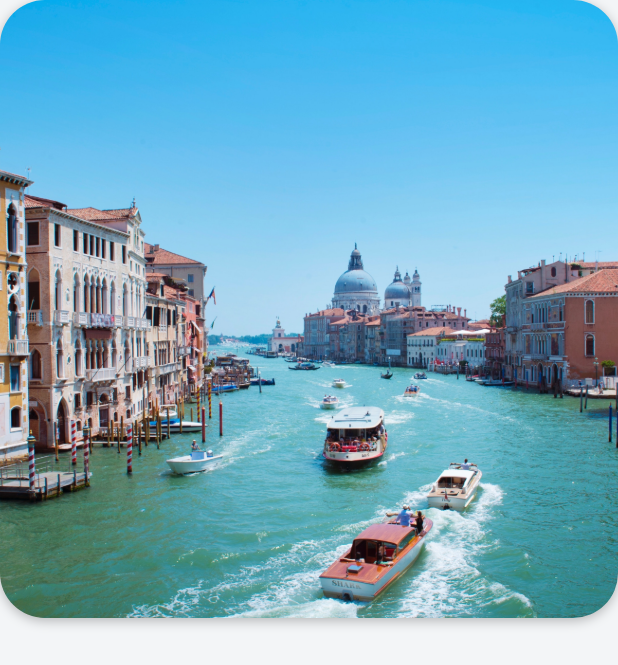
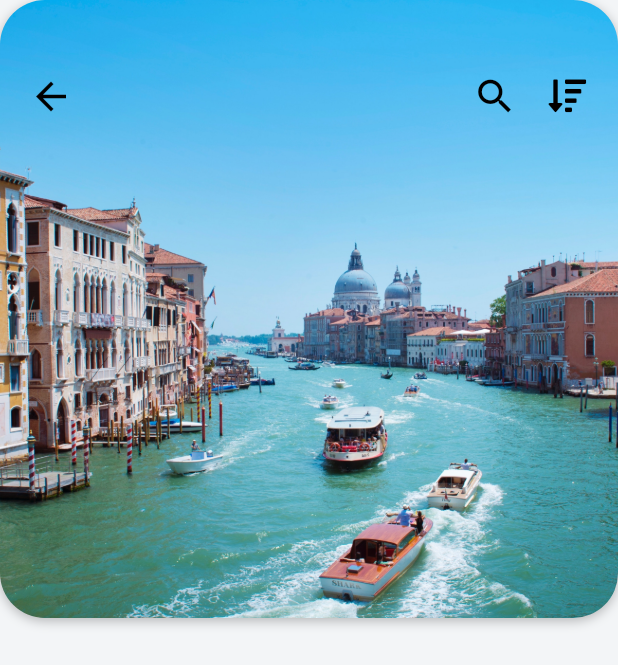
Before and after one commit to DaminduSandaruwan/Travel_UI, a Flutter app: the screen it shows after launch, after a tap on an icon or button, on a phone screen of 412 x 824 dp. Shown: the top 665 px of the screen. Run offline on Flutter 3.47's test engine with Material 2 defaults, Android fonts, the phone set to English and light mode, and no system bars; our stand-ins replace font_awesome_flutter; network calls fail.

Commit message:
add top icons

```diff
--- a/lib/screens/destination_screen.dart
+++ b/lib/screens/destination_screen.dart
@@ -1,4 +1,5 @@
 import 'package:flutter/material.dart';
+import 'package:font_awesome_flutter/font_awesome_flutter.dart';
 import 'package:travel_place/models/destination_model.dart';
 
 class DestinationScreen extends StatefulWidget {
@@ -41,6 +42,36 @@ class _DestinationScreenState extends State<DestinationScreen> {
                   ),
                ),
               ),
+              Padding(
+                padding: EdgeInsets.symmetric(horizontal:10, vertical:40.0),
+                child: Row(
+                  mainAxisAlignment: MainAxisAlignment.spaceBetween,
+                  children: <Widget>[
+                    IconButton(
+                      icon: Icon(Icons.arrow_back),
+                      iconSize: 30.0,
+                      color: Colors.black,
+                      onPressed: () => Navigator.pop(context),
+                    ),
+                    Row(
+                      children: <Widget>[
+                        IconButton(
+                          icon: Icon(Icons.search),
+                          iconSize: 30.0,
+                          color: Colors.black,
+                          onPressed: () => Navigator.pop(context),
+                        ),
+                        IconButton(
+                          icon: Icon(FontAwesomeIcons.sortAmountDown),
+                          iconSize: 25.0,
+                          color: Colors.black,
+                          onPressed: () => Navigator.pop(context),
+                        ),
+                      ],
+                    ),
+                  ],
+                ),
+              )
             ],
           )
         ],
```
